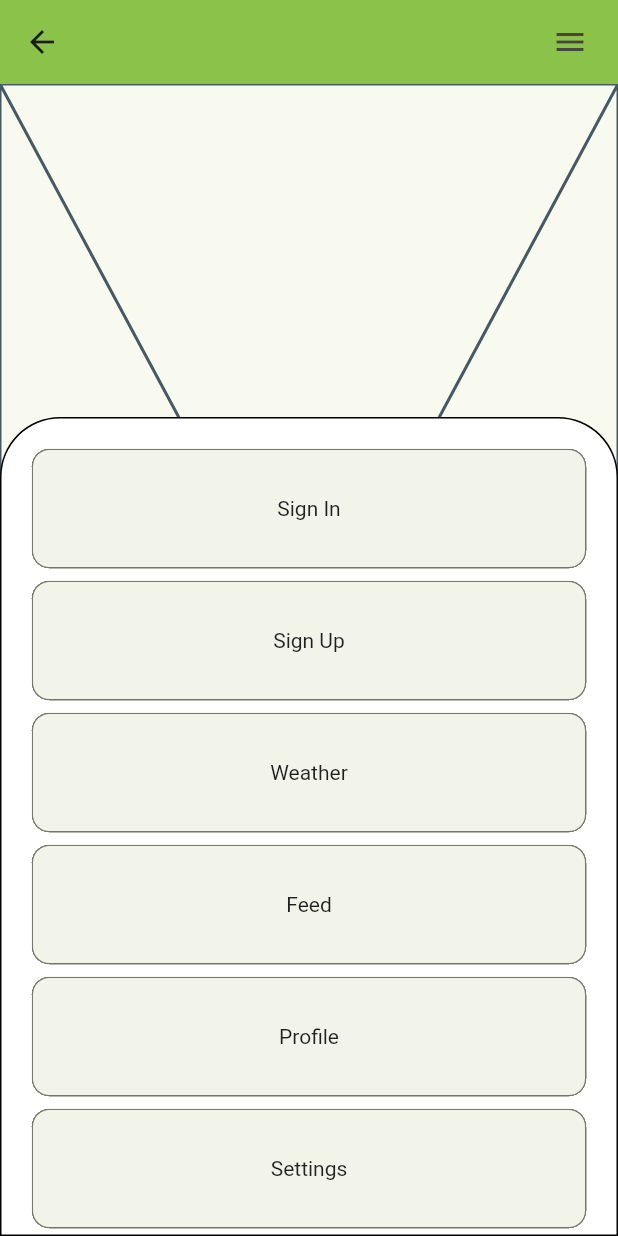
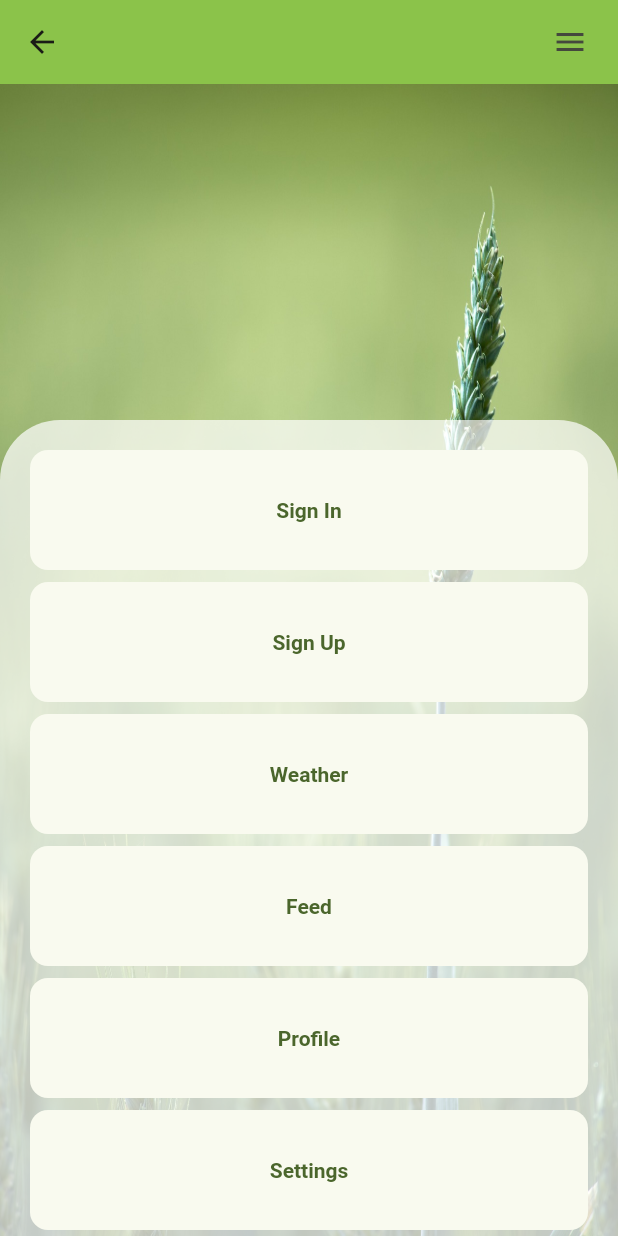
Before and after one commit to AdrianSzacsko/aurora_borealis, a Flutter app: the screen it shows after launch, after a tap on "Sign In", after a tap on the "menu" icon, on a phone screen of 412 x 824 dp. Run offline on Flutter 3.47's test engine with Material 2 defaults, Android fonts, the phone set to English and light mode, and no system bars; our stand-ins replace dio, fl_chart, flutter_map, geolocator, google_fonts, image_picker and 2 more; missing offline and left inert: flutter_map_location_marker, jwt_decode, mime_type.

Commit message:
add styling

```diff
--- a/lib/Components/custom_map.dart
+++ b/lib/Components/custom_map.dart
@@ -62,7 +62,7 @@ class CustomMapState extends State<CustomMap>{
   @override
   Widget build(BuildContext context) {
     return SizedBox(
-      height: MediaQuery.of(context).size.height * 0.5,
+      height: MediaQuery.of(context).size.height * 0.35,
       child: FlutterMap(
         mapController: widget.mapController,
         options: MapOptions(
--- a/lib/Components/ext_string.dart
+++ b/lib/Components/ext_string.dart
@@ -7,7 +7,7 @@ extension ExtString on String {
   }
 
   bool get isValidName{
-    final nameRegExp = RegExp(r"^\s*([A-Za-z]{1,}([\.,] |[-']| ))+[A-Za-z]+\.?\s*$");
+    final nameRegExp = RegExp(r"^[a-zA-Z]{3,}$");
     return nameRegExp.hasMatch(this);
   }
 
--- a/lib/Components/oval_component.dart
+++ b/lib/Components/oval_component.dart
@@ -1,28 +1,38 @@
-
-
 import 'package:flutter/material.dart';
 
-class CustomContainer extends StatelessWidget{
-
-  const CustomContainer({
+class CustomContainer extends StatelessWidget {
+  CustomContainer({
     required this.child,
-    Key? key, required,
+    this.onTap,
+  this.height,
+  this.width,
+    Key? key,
+    required,
   }) : super(key: key);
   final Widget? child;
-
+  void Function()? onTap;
+  double? width;
+  double? height;
 
   @override
   Widget build(BuildContext context) {
-    return Container(
-        decoration: BoxDecoration(
-        color: Colors.white,
-        border: Border.all(
-        color: Colors.black,
-    ),
-    borderRadius: const BorderRadius.all(
-    Radius.circular(20))),
-    child: child,
+    return Card(
+      clipBehavior: Clip.hardEdge,
+      shape: RoundedRectangleBorder(
+        borderRadius: BorderRadius.circular(12),
+      ),
+      child: InkWell(
+        onTap: onTap,
+        splashColor: Theme.of(context).colorScheme.primary.withOpacity(0.2),
+        borderRadius: BorderRadius.circular(12),
+        child: SizedBox(
+height: height,
+          width: width,
+          child: Center(child: child),
+        ),
+      ),
+      color: Theme.of(context).colorScheme.surface,
+      shadowColor: Colors.transparent,
     );
   }
-
 }
--- a/lib/Screens/login_screen.dart
+++ b/lib/Screens/login_screen.dart
@@ -33,21 +33,17 @@ class LoginScreenState extends State<LoginScreen> {
         children: [
           Align(
             alignment: Alignment.topCenter,
-            child: CustomMap(
-              mapController: _mapController,
-              //coors: latLng.LatLng(48.269798, 19.820565),
-              onLongPress: null,
-            ),
+            child: Image.asset('assets/images/backgroundGreen.jpg',
+              width: double.infinity,
+              height: MediaQuery.of(context).size.height,
+              fit: BoxFit.fill,),
           ),
           Align(
             alignment: Alignment.bottomCenter,
             child: Container(
               width: MediaQuery.of(context).size.width,
               decoration: BoxDecoration(
-                  color: Colors.white,
-                  border: Border.all(
-                    color: Colors.black,
-                  ),
+                  color: Colors.white.withOpacity(0.7),
                   borderRadius: const BorderRadius.only(
                       topRight: Radius.circular(40),
                       topLeft: Radius.circular(40))),
--- a/lib/Screens/menu_screen.dart
+++ b/lib/Screens/menu_screen.dart
@@ -1,3 +1,4 @@
+import 'package:aurora_borealis/Components/oval_component.dart';
 import 'package:aurora_borealis/constants.dart';
 import 'package:flutter/material.dart';
 import '../Components/custom_form_field.dart';
@@ -24,19 +25,23 @@ class MenuScreenState extends State<MenuScreen> {
       body: Stack(
         fit: StackFit.expand,
         children: [
-          const Align(
+          Align(
             alignment: Alignment.topCenter,
-            child: Placeholder(),
+            child: Image.asset('assets/images/backgroundGreen.jpg',
+              width: double.infinity,
+              height: MediaQuery.of(context).size.height,
+              fit: BoxFit.fill,),
           ),
           Align(
             alignment: Alignment.bottomCenter,
             child: Container(
-                width: MediaQuery.of(context).size.width,
+                width: MediaQuery
+                    .of(context)
+                    .size
+                    .width,
                 decoration: BoxDecoration(
-                    color: Colors.white,
-                    border: Border.all(
-                      color: Colors.black,
-                    ),
+                    color: Colors.white.withOpacity(0.7),
+
                     borderRadius: const BorderRadius.only(
                         topRight: Radius.circular(40),
                         topLeft: Radius.circular(40))),
@@ -51,7 +56,8 @@ class MenuScreenState extends State<MenuScreen> {
                         menuTile(
                             context,
                             'Sign In',
-                            () => {
+                                () =>
+                            {
                               Navigator.push(
                                   context,
                                   MaterialPageRoute(
@@ -61,7 +67,8 @@ class MenuScreenState extends State<MenuScreen> {
                         menuTile(
                             context,
                             "Sign Up",
-                            () => Navigator.push(
+                                () =>
+                                Navigator.push(
                                     context,
                                     MaterialPageRoute(
                                         builder: (context) =>
@@ -69,7 +76,8 @@ class MenuScreenState extends State<MenuScreen> {
                         menuTile(
                             context,
                             "Weather",
-                            () => Navigator.push(
+                                () =>
+                                Navigator.push(
                                     context,
                                     MaterialPageRoute(
                                         builder: (context) =>
@@ -77,7 +85,8 @@ class MenuScreenState extends State<MenuScreen> {
                         menuTile(
                             context,
                             "Feed",
-                            () => Navigator.push(
+                                () =>
+                                Navigator.push(
                                     context,
                                     MaterialPageRoute(
                                         builder: (context) =>
@@ -85,21 +94,24 @@ class MenuScreenState extends State<MenuScreen> {
                         menuTile(
                             context,
                             "Profile",
-                            () => {
+                                () =>
+                            {
                               Navigator.push(
                                   context,
                                   MaterialPageRoute(
                                       builder: (context) =>
                                       const ProfileScreen(),
                                       settings: RouteSettings(
-                                              arguments: ModalRoute.of(context)!
+                                          arguments: ModalRoute
+                                              .of(context)!
                                               .settings
                                               .arguments)))
                             }),
                         menuTile(
                             context,
                             "Settings",
-                            () => Navigator.push(
+                                () =>
+                                Navigator.push(
                                     context,
                                     MaterialPageRoute(
                                         builder: (context) =>
@@ -115,25 +127,27 @@ class MenuScreenState extends State<MenuScreen> {
   }
 
   Widget menuTile(BuildContext context, String text, Function newScreen) {
-    return Card(
-        clipBehavior: Clip.hardEdge,
-        elevation: 0,
-        shape: RoundedRectangleBorder(
-          side: BorderSide(
-            color: Theme.of(context).colorScheme.outline,
+    return CustomContainer(
+        child: Text(
+          text,
+          style: Theme
+              .of(context)
+              .textTheme
+              .bodyLarge!
+              .copyWith(
+            fontWeight: FontWeight.w600,
+            color: Theme
+                .of(context)
+                .colorScheme
+                .primary,
           ),
-          borderRadius: const BorderRadius.all(Radius.circular(12)),
         ),
-        child: InkWell(
-          splashColor: primaryColor,
       onTap: () {
         newScreen();
       },
-          child: SizedBox(
       width: double.infinity,
       height: 80,
-            child: Center(child: Text(text)),
-          ),
-        ));
+    );
+
   }
 }
--- a/lib/main.dart
+++ b/lib/main.dart
@@ -1,3 +1,4 @@
+import 'package:aurora_borealis/Components/custom_navigator.dart';
 import 'package:flutter/material.dart';
 import 'package:google_fonts/google_fonts.dart';
 import 'Screens/login_screen.dart';
--- a/pubspec.yaml
+++ b/pubspec.yaml
@@ -73,7 +73,8 @@ flutter:
   uses-material-design: true
 
   # To add assets to your application, add an assets section, like this:
-  # assets:
+  assets:
+    - assets/images/
   #   - images/a_dot_burr.jpeg
   #   - images/a_dot_ham.jpeg
 
```
Also changed, not shown: lib/Components/custom_navigator.dart (added, +29 -0 lines), lib/Components/custom_network_image.dart (+12 -5 lines), lib/Screens/profile_screen.dart (+6 -3 lines), lib/Screens/register_screen.dart (+8 -8 lines), lib/Screens/weather_main_screen.dart (+6 -3 lines), assets/images/backgroundGreen.jpg (added), 2 other files. Lines whose indentation alone changed are shown as unchanged.
